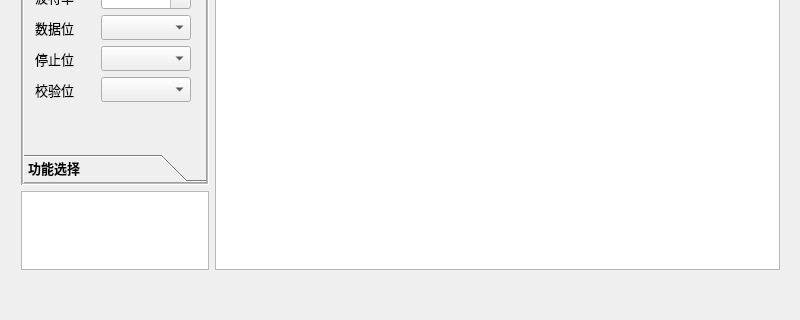
onionc/improved-bee, file mainwindow.ui: the form before one commit; both pictures show x 0 to 800 and y 150 to 470 of the 800 by 470 pixel window.
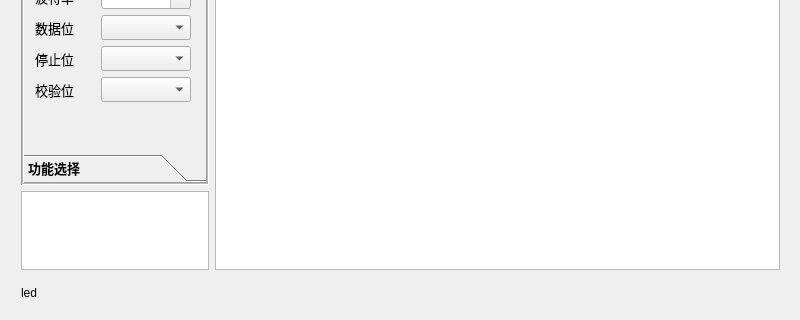
The form after the commit. Icons and pictures are not drawn. Custom widgets are drawn as their Qt base class.

Commit message: feat: label显示为LED

```diff
--- a/mainwindow.ui
+++ b/mainwindow.ui
@@ -23,7 +23,43 @@
       <height>31</height>
      </rect>
     </property>
-    <layout class="QHBoxLayout" name="horizontalLayout_6"/>
+    <layout class="QHBoxLayout" name="horizontalLayout_6">
+     <property name="topMargin">
+      <number>5</number>
+     </property>
+     <item>
+      <widget class="QLabel" name="led">
+       <property name="minimumSize">
+        <size>
+         <width>10</width>
+         <height>10</height>
+        </size>
+       </property>
+       <property name="maximumSize">
+        <size>
+         <width>80</width>
+         <height>80</height>
+        </size>
+       </property>
+       <property name="text">
+        <string>led</string>
+       </property>
+      </widget>
+     </item>
+     <item>
+      <spacer name="horizontalSpacer">
+       <property name="orientation">
+        <enum>Qt::Horizontal</enum>
+       </property>
+       <property name="sizeHint" stdset="0">
+        <size>
+         <width>40</width>
+         <height>20</height>
+        </size>
+       </property>
+      </spacer>
+     </item>
+    </layout>
    </widget>
    <widget class="QWidget" name="horizontalLayoutWidget">
     <property name="geometry">
```
The commit also changes 3 other files.
